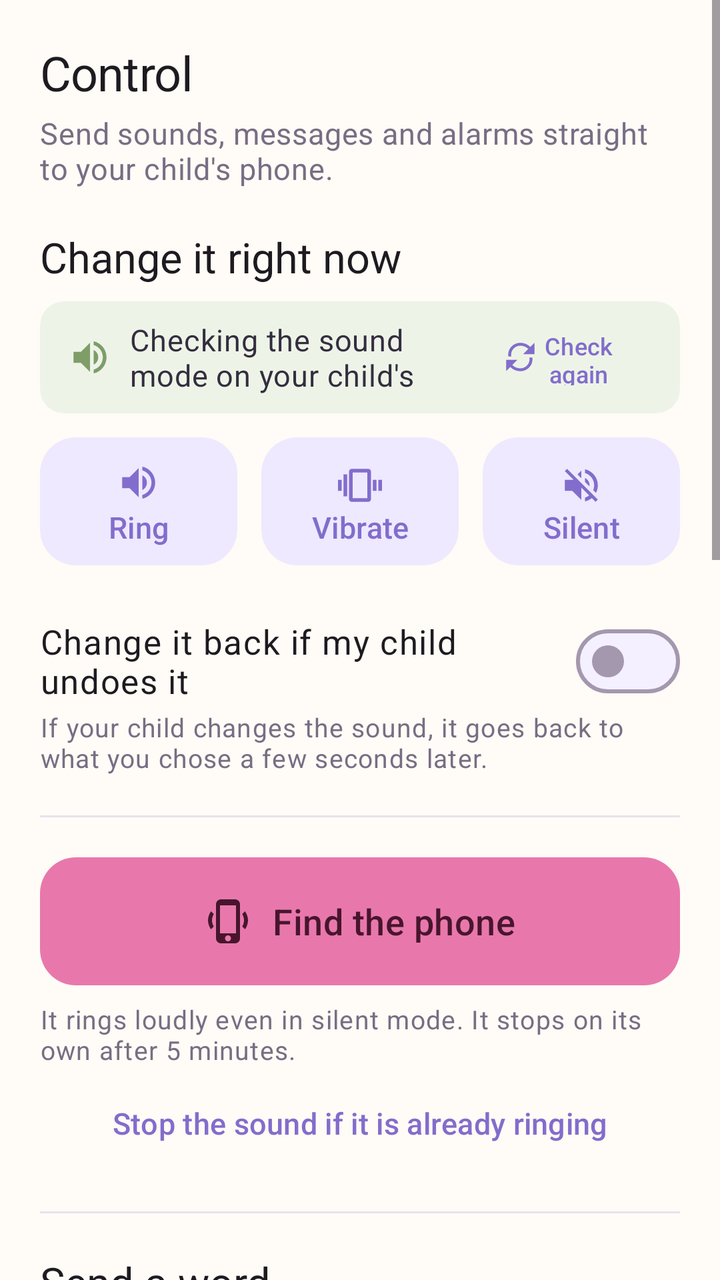
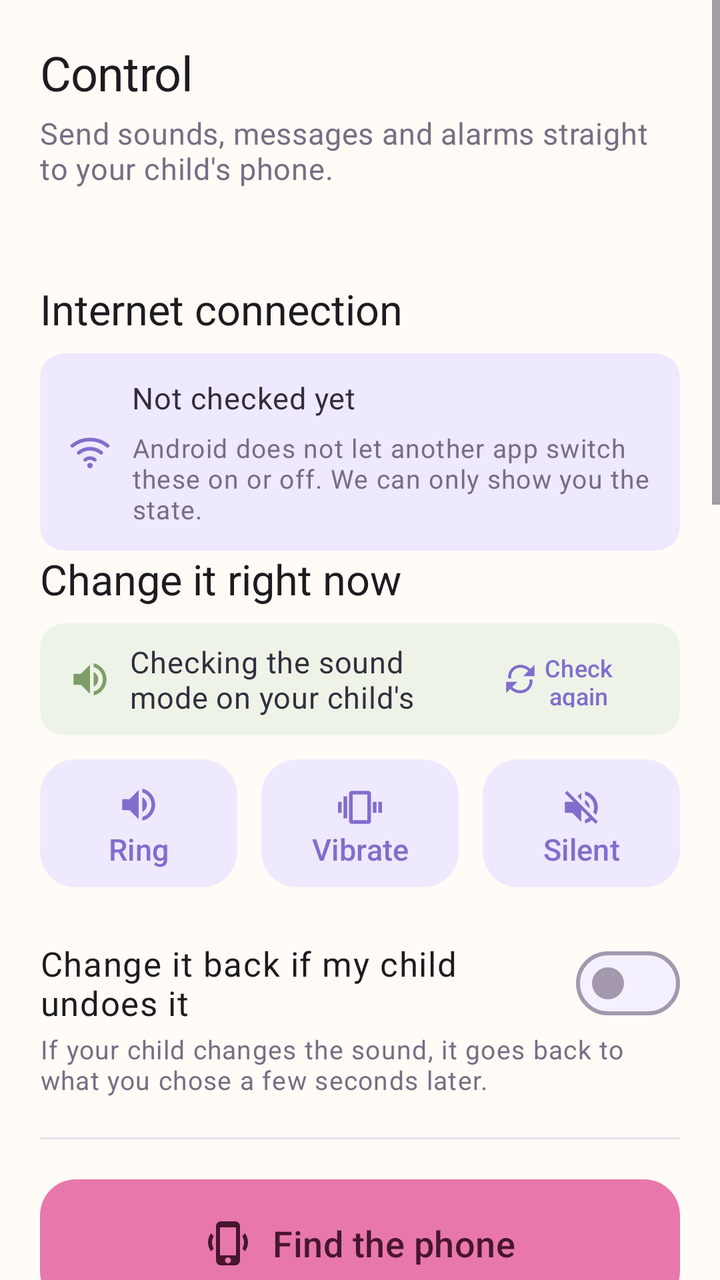

Screens rendered from an Android XML layout before and after an edit, with the pre-edit source and the edit as a unified diff.
<!-- AndroidManifest.xml: application theme Theme.KidCare -->
<!-- res/layout/fragment_control.xml -->
<?xml version="1.0" encoding="utf-8"?>
<ScrollView xmlns:android="http://schemas.android.com/apk/res/android"
    xmlns:app="http://schemas.android.com/apk/res-auto"
    android:layout_width="match_parent"
    android:layout_height="match_parent"
    android:fillViewport="true">

    <LinearLayout
        android:layout_width="match_parent"
        android:layout_height="wrap_content"
        android:orientation="vertical"
        android:paddingHorizontal="20dp"
        android:paddingTop="20dp"
        android:paddingBottom="28dp">

        <TextView
            android:layout_width="match_parent"
            android:layout_height="wrap_content"
            android:text="@string/tab_control"
            android:textAppearance="?attr/textAppearanceHeadlineSmall" />

        <TextView
            android:layout_width="match_parent"
            android:layout_height="wrap_content"
            android:layout_marginTop="4dp"
            android:layout_marginBottom="20dp"
            android:text="@string/control_header_subtitle"
            android:textAppearance="?attr/textAppearanceBodyMedium"
            android:textColor="?attr/colorOnSurfaceVariant" />

        
        <TextView
            android:id="@+id/child_state"
            android:layout_width="match_parent"
            android:layout_height="wrap_content"
            android:paddingBottom="16dp"
            android:textAppearance="?attr/textAppearanceBodyMedium"
            android:textColor="?attr/colorOnSurfaceVariant"
            android:visibility="gone" />

        <TextView
            android:layout_width="match_parent"
            android:layout_height="wrap_content"
            android:text="@string/control_section_ringer"
            android:textAppearance="?attr/textAppearanceTitleLarge" />

        <com.google.android.material.card.MaterialCardView
            android:layout_width="match_parent"
            android:layout_height="wrap_content"
            android:layout_marginTop="8dp"
            app:cardBackgroundColor="@color/grass_soft"
            app:shapeAppearance="@style/ShapeAppearance.KidCare.Small"
            app:strokeWidth="0dp">

            <LinearLayout
                android:layout_width="match_parent"
                android:layout_height="56dp"
                android:gravity="center_vertical"
                android:orientation="horizontal"
                android:paddingHorizontal="14dp">

                <ImageView
                    android:id="@+id/ringer_state_icon"
                    android:layout_width="22dp"
                    android:layout_height="22dp"
                    android:importantForAccessibility="no"
                    android:src="@drawable/ic_volume_up"
                    app:tint="@color/grass" />

                <TextView
                    android:id="@+id/ringer_state"
                    android:layout_width="0dp"
                    android:layout_height="wrap_content"
                    android:layout_marginStart="9dp"
                    android:layout_weight="1"
                    android:maxLines="2"
                    android:text="@string/control_ringer_status_loading"
                    android:textAppearance="?attr/textAppearanceBodyMedium"
                    android:textColor="@color/ink" />

                <com.google.android.material.button.MaterialButton
                    android:id="@+id/ringer_refresh_button"
                    style="@style/Widget.KidCare.Button.Text"
                    android:layout_width="92dp"
                    android:layout_height="40dp"
                    android:insetTop="0dp"
                    android:insetBottom="0dp"
                    android:minWidth="0dp"
                    android:minHeight="0dp"
                    android:text="@string/control_ringer_refresh"
                    android:textSize="12sp"
                    app:icon="@drawable/ic_refresh"
                    app:iconGravity="textStart"
                    app:iconPadding="2dp"
                    app:iconSize="17dp" />
            </LinearLayout>
        </com.google.android.material.card.MaterialCardView>

        <LinearLayout
            android:layout_width="match_parent"
            android:layout_height="wrap_content"
            android:layout_marginTop="8dp"
            android:baselineAligned="false"
            android:orientation="horizontal">

            
            <com.google.android.material.button.MaterialButton
                android:id="@+id/mode_normal_button"
                style="@style/Widget.KidCare.Button.Tonal"
                android:layout_width="0dp"
                android:layout_height="72dp"
                android:layout_marginEnd="6dp"
                android:layout_weight="1"
                android:insetLeft="0dp"
                android:insetRight="0dp"
                android:paddingHorizontal="8dp"
                android:text="@string/control_mode_normal"
                app:strokeWidth="0dp"
                app:icon="@drawable/ic_volume_up"
                app:iconGravity="textTop"
                app:iconPadding="4dp"
                app:iconSize="22dp" />

            <com.google.android.material.button.MaterialButton
                android:id="@+id/mode_vibrate_button"
                style="@style/Widget.KidCare.Button.Tonal"
                android:layout_width="0dp"
                android:layout_height="72dp"
                android:layout_marginHorizontal="6dp"
                android:layout_weight="1"
                android:insetLeft="0dp"
                android:insetRight="0dp"
                android:paddingHorizontal="8dp"
                android:text="@string/control_mode_vibrate"
                app:strokeWidth="0dp"
                app:icon="@drawable/ic_vibration"
                app:iconGravity="textTop"
                app:iconPadding="4dp"
                app:iconSize="22dp" />

            <com.google.android.material.button.MaterialButton
                android:id="@+id/mode_silent_button"
                style="@style/Widget.KidCare.Button.Tonal"
                android:layout_width="0dp"
                android:layout_height="72dp"
                android:layout_marginStart="6dp"
                android:layout_weight="1"
                android:insetLeft="0dp"
                android:insetRight="0dp"
                android:paddingHorizontal="8dp"
                android:text="@string/control_mode_silent"
                app:strokeWidth="0dp"
                app:icon="@drawable/ic_volume_off"
                app:iconGravity="textTop"
                app:iconPadding="4dp"
                app:iconSize="22dp" />
        </LinearLayout>

        <com.google.android.material.materialswitch.MaterialSwitch
            android:id="@+id/lock_switch"
            android:layout_width="match_parent"
            android:layout_height="wrap_content"
            android:layout_marginTop="20dp"
            android:minHeight="48dp"
            android:text="@string/control_lock_switch"
            android:textAppearance="?attr/textAppearanceBodyLarge" />

        <TextView
            android:layout_width="match_parent"
            android:layout_height="wrap_content"
            android:text="@string/control_lock_hint"
            android:textAppearance="?attr/textAppearanceBodySmall"
            android:textColor="?attr/colorOnSurfaceVariant" />

        <View
            android:layout_width="match_parent"
            android:layout_height="1dp"
            android:layout_marginVertical="20dp"
            android:background="?attr/colorOutlineVariant" />

        <com.google.android.material.button.MaterialButton
            android:id="@+id/find_button"
            android:layout_width="match_parent"
            android:layout_height="64dp"
            android:text="@string/control_find_phone"
            android:textAppearance="?attr/textAppearanceTitleMedium"
            android:textColor="@color/on_berry"
            app:backgroundTint="@color/berry"
            app:icon="@drawable/ic_find_phone"
            app:iconGravity="textStart"
            app:iconPadding="10dp"
            app:iconSize="24dp"
            app:iconTint="@color/on_berry" />

        <TextView
            android:layout_width="match_parent"
            android:layout_height="wrap_content"
            android:layout_marginTop="8dp"
            android:text="@string/control_find_hint"
            android:textAppearance="?attr/textAppearanceBodySmall"
            android:textColor="?attr/colorOnSurfaceVariant" />

        
        <com.google.android.material.button.MaterialButton
            android:id="@+id/find_stop_button"
            style="@style/Widget.KidCare.Button.Text"
            android:layout_width="match_parent"
            android:layout_height="wrap_content"
            android:layout_marginTop="4dp"
            android:text="@string/control_find_stop_hint" />

        <View
            android:layout_width="match_parent"
            android:layout_height="1dp"
            android:layout_marginVertical="20dp"
            android:background="?attr/colorOutlineVariant" />

        
        <TextView
            android:layout_width="match_parent"
            android:layout_height="wrap_content"
            android:text="@string/control_section_message"
            android:textAppearance="?attr/textAppearanceTitleLarge" />

        <com.google.android.material.chip.ChipGroup
            android:id="@+id/message_chips"
            android:layout_width="match_parent"
            android:layout_height="wrap_content"
            android:layout_marginTop="10dp">

            
            <com.google.android.material.chip.Chip
                style="@style/Widget.Material3.Chip.Suggestion"
                android:layout_width="wrap_content"
                android:layout_height="wrap_content"
                android:checkable="false"
                android:text="@string/control_message_chip_where" />

            <com.google.android.material.chip.Chip
                style="@style/Widget.Material3.Chip.Suggestion"
                android:layout_width="wrap_content"
                android:layout_height="wrap_content"
                android:checkable="false"
                android:text="@string/control_message_chip_call" />

            <com.google.android.material.chip.Chip
                style="@style/Widget.Material3.Chip.Suggestion"
                android:layout_width="wrap_content"
                android:layout_height="wrap_content"
                android:checkable="false"
                android:text="@string/control_message_chip_come_home" />

            <com.google.android.material.chip.Chip
                style="@style/Widget.Material3.Chip.Suggestion"
                android:layout_width="wrap_content"
                android:layout_height="wrap_content"
                android:checkable="false"
                android:text="@string/control_message_chip_meal" />
        </com.google.android.material.chip.ChipGroup>

        
        <com.google.android.material.textfield.TextInputLayout
            android:id="@+id/message_input_layout"
            android:layout_width="match_parent"
            android:layout_height="wrap_content"
            android:layout_marginTop="8dp"
            android:hint="@string/control_message_hint"
            app:counterEnabled="true"
            app:counterMaxLength="100">

            <com.google.android.material.textfield.TextInputEditText
                android:id="@+id/message_input"
                android:layout_width="match_parent"
                android:layout_height="wrap_content"
                android:inputType="textShortMessage|textMultiLine|textCapSentences"
                android:maxLength="100"
                android:maxLines="3"
                android:textAppearance="?attr/textAppearanceBodyLarge" />
        </com.google.android.material.textfield.TextInputLayout>

        <com.google.android.material.button.MaterialButton
            android:id="@+id/message_send_button"
            style="@style/Widget.KidCare.Button.Tonal"
            android:layout_width="match_parent"
            android:layout_height="58dp"
            android:layout_marginTop="8dp"
            android:text="@string/control_message_send"
            android:textAppearance="?attr/textAppearanceTitleMedium"
            app:icon="@drawable/ic_send"
            app:iconGravity="textStart"
            app:iconPadding="8dp"
            app:iconSize="22dp" />

        <TextView
            android:layout_width="match_parent"
            android:layout_height="wrap_content"
            android:layout_marginTop="8dp"
            android:text="@string/control_message_hint_detail"
            android:textAppearance="?attr/textAppearanceBodySmall"
            android:textColor="?attr/colorOnSurfaceVariant" />

        <View
            android:layout_width="match_parent"
            android:layout_height="1dp"
            android:layout_marginVertical="20dp"
            android:background="?attr/colorOutlineVariant" />

        
        <TextView
            android:layout_width="match_parent"
            android:layout_height="wrap_content"
            android:text="@string/control_section_alarm"
            android:textAppearance="?attr/textAppearanceTitleLarge" />

        
        <TextView
            android:id="@+id/alarm_state"
            android:layout_width="match_parent"
            android:layout_height="wrap_content"
            android:layout_marginTop="8dp"
            android:textAppearance="?attr/textAppearanceBodyMedium"
            android:textColor="?attr/colorOnSurfaceVariant"
            android:visibility="gone" />

        <com.google.android.material.button.MaterialButton
            android:id="@+id/alarm_time_button"
            style="@style/Widget.KidCare.Button.Outlined"
            android:layout_width="match_parent"
            android:layout_height="64dp"
            android:layout_marginTop="10dp"
            android:textAppearance="?attr/textAppearanceTitleMedium"
            app:icon="@drawable/ic_alarm"
            app:iconGravity="textStart"
            app:iconPadding="8dp"
            app:iconSize="22dp" />

        <com.google.android.material.textfield.TextInputLayout
            android:id="@+id/alarm_label_layout"
            android:layout_width="match_parent"
            android:layout_height="wrap_content"
            android:layout_marginTop="8dp"
            android:hint="@string/control_alarm_label_hint">

            
            <com.google.android.material.textfield.TextInputEditText
                android:id="@+id/alarm_label_input"
                android:layout_width="match_parent"
                android:layout_height="wrap_content"
                android:inputType="textShortMessage|textCapSentences"
                android:maxLength="20"
                android:maxLines="1"
                android:textAppearance="?attr/textAppearanceBodyLarge" />
        </com.google.android.material.textfield.TextInputLayout>

        <com.google.android.material.button.MaterialButton
            android:id="@+id/alarm_set_button"
            style="@style/Widget.KidCare.Button.Tonal"
            android:layout_width="match_parent"
            android:layout_height="58dp"
            android:layout_marginTop="8dp"
            android:text="@string/control_alarm_set"
            android:textAppearance="?attr/textAppearanceTitleMedium"
            app:icon="@drawable/ic_alarm"
            app:iconGravity="textStart"
            app:iconPadding="8dp"
            app:iconSize="22dp" />

        
        <com.google.android.material.button.MaterialButton
            android:id="@+id/alarm_cancel_button"
            style="@style/Widget.KidCare.Button.Text"
            android:layout_width="match_parent"
            android:layout_height="wrap_content"
            android:layout_marginTop="4dp"
            android:text="@string/control_alarm_cancel" />

        <TextView
            android:layout_width="match_parent"
            android:layout_height="wrap_content"
            android:layout_marginTop="8dp"
            android:text="@string/control_alarm_hint_detail"
            android:textAppearance="?attr/textAppearanceBodySmall"
            android:textColor="?attr/colorOnSurfaceVariant" />

        <LinearLayout
            android:layout_width="match_parent"
            android:layout_height="wrap_content"
            android:layout_marginTop="16dp"
            android:gravity="center_vertical"
            android:orientation="horizontal">

            <ProgressBar
                android:id="@+id/command_progress"
                style="?android:attr/progressBarStyleSmall"
                android:layout_width="20dp"
                android:layout_height="20dp"
                android:layout_marginEnd="10dp"
                android:visibility="gone" />

            <TextView
                android:id="@+id/command_status"
                android:layout_width="0dp"
                android:layout_height="wrap_content"
                android:layout_weight="1"
                android:textAppearance="?attr/textAppearanceBodyMedium"
                android:visibility="gone" />
        </LinearLayout>
    </LinearLayout>
</ScrollView>
<!-- resources referenced by this layout -->
<resources>
  <color name="berry">#E878AC</color>
  <color name="grass">#7E9D68</color>
  <color name="grass_soft">#EDF4E7</color>
  <color name="ink">#342D3F</color>
  <color name="on_berry">#48152D</color>
  <string name="control_alarm_cancel" formatted="false">Cancel the alarm</string>
  <string name="control_alarm_label_hint" formatted="false">Alarm name (e.g. Time for class)</string>
  <string name="control_alarm_set" formatted="false">Set an alarm for this time</string>
  <string name="control_find_phone" formatted="false">Find the phone</string>
  <string name="control_find_stop_hint" formatted="false">Stop the sound if it is already ringing</string>
  <string name="control_lock_switch" formatted="false">Change it back if my child undoes it</string>
  <string name="control_message_chip_call" formatted="false">Please call me</string>
  <string name="control_message_chip_come_home" formatted="false">Come home</string>
  <string name="control_message_chip_meal" formatted="false">Have you eaten?</string>
  <string name="control_message_chip_where" formatted="false">Where are you now?</string>
  <string name="control_message_hint" formatted="false">What to tell your child</string>
  <string name="control_message_send" formatted="false">Send the message</string>
  <string name="control_mode_normal" formatted="false">Ring</string>
  <string name="control_mode_silent" formatted="false">Silent</string>
  <string name="control_mode_vibrate" formatted="false">Vibrate</string>
  <string name="control_ringer_refresh" formatted="false">Check again</string>
  <string name="control_ringer_status_loading" formatted="false">Checking the sound mode on your child\'s phone</string>
  <string name="control_section_alarm" formatted="false">Set an alarm</string>
  <string name="control_section_message" formatted="false">Send a word</string>
  <string name="control_section_ringer" formatted="false">Change it right now</string>
  <string name="tab_control" formatted="false">Control</string>
  <color name="sky_soft">#EEE9FF</color>
  <color name="sky">#826DCC</color>
  <color name="on_accent">#FFFFFF</color>
  <color name="apricot">#F2A05F</color>
  <color name="apricot_soft">#FFF0E2</color>
  <color name="on_apricot_soft">#5A3216</color>
  <color name="berry_ink">#B64C66</color>
  <color name="paper_card">#FFFEFC</color>
  <color name="berry_soft">#FDE8F2</color>
  <color name="on_berry_soft">#5B213C</color>
  <color name="paper">#FFFBF6</color>
  <color name="paper_fold">#F5F0FF</color>
  <color name="ink_soft">#776E84</color>
  <color name="line">#A398AE</color>
  <color name="line_soft">#E9E1ED</color>
  <!-- unchanged entries left out for length: 42 -->
</resources>

<!-- the commit's change to res/layout/fragment_control.xml (unified diff, before → after) -->
@@ -37,6 +37,74 @@
             android:textAppearance="?attr/textAppearanceBodyMedium"
             android:textColor="?attr/colorOnSurfaceVariant"
             android:visibility="gone" />
+
+        <TextView
+            android:layout_width="match_parent"
+            android:layout_height="wrap_content"
+            android:layout_marginTop="26dp"
+            android:text="@string/control_section_network"
+            android:textAppearance="?attr/textAppearanceTitleLarge" />
+
+        
+        <com.google.android.material.card.MaterialCardView
+            android:layout_width="match_parent"
+            android:layout_height="wrap_content"
+            android:layout_marginTop="8dp"
+            app:cardBackgroundColor="@color/sky_soft"
+            app:shapeAppearance="@style/ShapeAppearance.KidCare.Small"
+            app:strokeWidth="0dp">
+
+            <LinearLayout
+                android:layout_width="match_parent"
+                android:layout_height="wrap_content"
+                android:baselineAligned="false"
+                android:gravity="center_vertical"
+                android:orientation="horizontal"
+                android:paddingHorizontal="14dp"
+                android:paddingVertical="12dp">
+
+                <ImageView
+                    android:id="@+id/network_icon"
+                    android:layout_width="22dp"
+                    android:layout_height="22dp"
+                    android:importantForAccessibility="no"
+                    android:src="@drawable/ic_wifi"
+                    app:tint="@color/sky" />
+
+                <LinearLayout
+                    android:layout_width="0dp"
+                    android:layout_height="wrap_content"
+                    android:layout_marginStart="10dp"
+                    android:layout_weight="1"
+                    android:orientation="vertical">
+
+                    <TextView
+                        android:id="@+id/network_state"
+                        android:layout_width="match_parent"
+                        android:layout_height="wrap_content"
+                        android:text="@string/control_network_unknown"
+                        android:textAppearance="?attr/textAppearanceBodyMedium"
+                        android:textColor="@color/ink" />
+
+                    <TextView
+                        android:id="@+id/network_wifi_state"
+                        android:layout_width="match_parent"
+                        android:layout_height="wrap_content"
+                        android:layout_marginTop="1dp"
+                        android:textAppearance="?attr/textAppearanceBodySmall"
+                        android:textColor="?attr/colorOnSurfaceVariant"
+                        android:visibility="gone" />
+
+                    <TextView
+                        android:layout_width="match_parent"
+                        android:layout_height="wrap_content"
+                        android:layout_marginTop="6dp"
+                        android:text="@string/control_network_readonly"
+                        android:textAppearance="?attr/textAppearanceBodySmall"
+                        android:textColor="?attr/colorOnSurfaceVariant" />
+                </LinearLayout>
+            </LinearLayout>
+        </com.google.android.material.card.MaterialCardView>
 
         <TextView
             android:layout_width="match_parent"
<!-- resource entries referenced after the edit -->
@@ -20,13 +20,41 @@
   <string name="control_mode_normal" formatted="false">Ring</string>
   <string name="control_mode_silent" formatted="false">Silent</string>
   <string name="control_mode_vibrate" formatted="false">Vibrate</string>
+  <string name="control_network_readonly" formatted="false">Android does not let another app switch these on or off. We can only show you the state.</string>
+  <string name="control_network_unknown" formatted="false">Not checked yet</string>
   <string name="control_ringer_refresh" formatted="false">Check again</string>
   <string name="control_ringer_status_loading" formatted="false">Checking the sound mode on your child\'s phone</string>
   <string name="control_section_alarm" formatted="false">Set an alarm</string>
   <string name="control_section_message" formatted="false">Send a word</string>
+  <string name="control_section_network" formatted="false">Internet connection</string>
   <string name="control_section_ringer" formatted="false">Change it right now</string>
   <string name="tab_control" formatted="false">Control</string>
   <color name="sky_soft">#EEE9FF</color>
+  <!-- drawable ic_wifi (drawable) -->
+  <vector xmlns:android="http://schemas.android.com/apk/res/android"
+      android:width="24dp"
+      android:height="24dp"
+      android:viewportWidth="24"
+      android:viewportHeight="24">
+      <path
+          android:pathData="M2.4,8.6c5.4,-4.6 13.8,-4.6 19.2,0"
+          android:strokeColor="@android:color/white"
+          android:strokeWidth="2"
+          android:strokeLineCap="round" />
+      <path
+          android:pathData="M5.9,12.4c3.5,-2.9 8.7,-2.9 12.2,0"
+          android:strokeColor="@android:color/white"
+          android:strokeWidth="2"
+          android:strokeLineCap="round" />
+      <path
+          android:pathData="M9.4,16.2c1.5,-1.2 3.7,-1.2 5.2,0"
+          android:strokeColor="@android:color/white"
+          android:strokeWidth="2"
+          android:strokeLineCap="round" />
+      <path
+          android:fillColor="@android:color/white"
+          android:pathData="M12,19.4m-1.5,0a1.5,1.5 0 1,0 3,0a1.5,1.5 0 1,0 -3,0z" />
+  </vector>
   <color name="sky">#826DCC</color>
   <color name="on_accent">#FFFFFF</color>
   <color name="apricot">#F2A05F</color>
